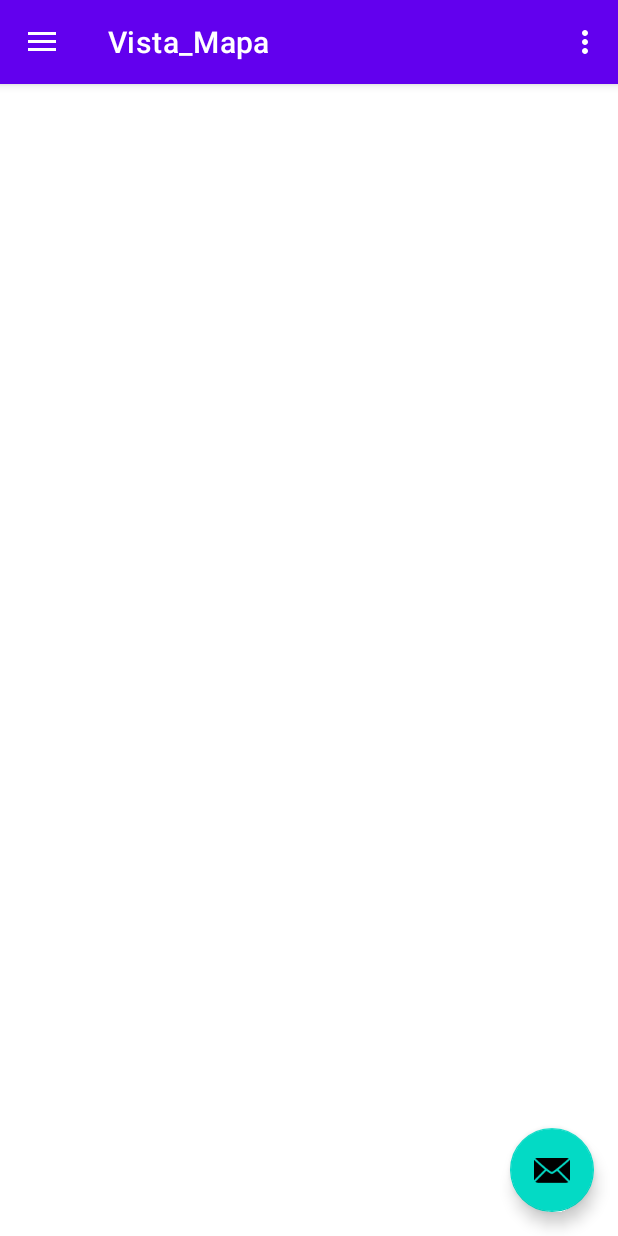
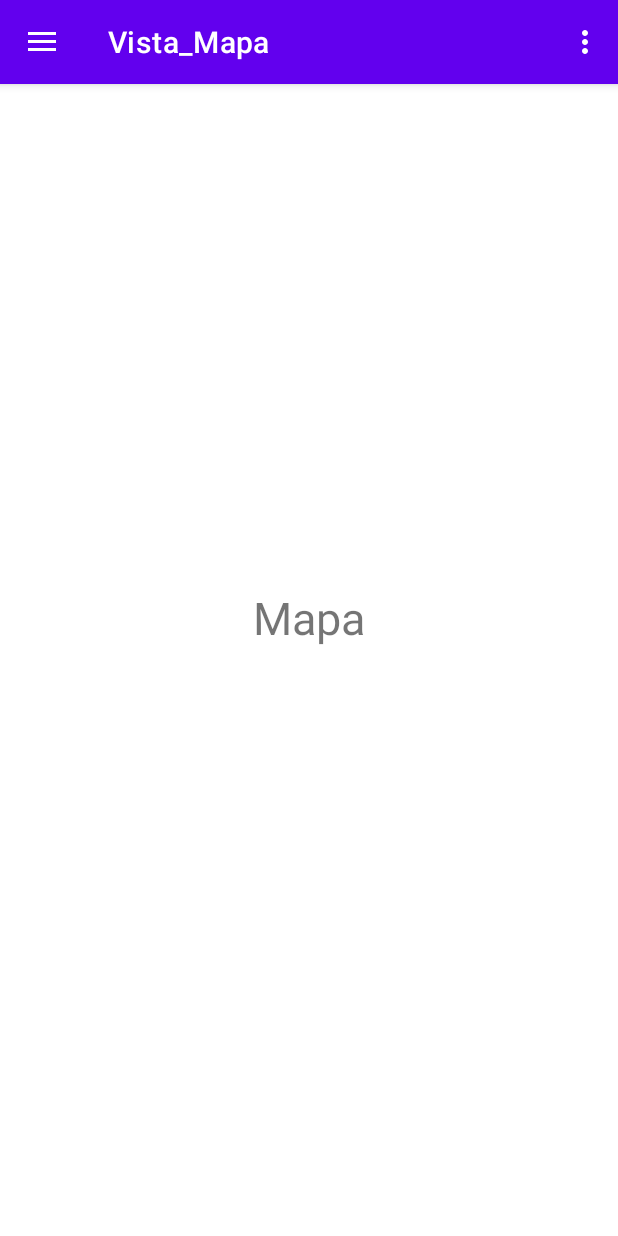
Before and after one commit to ClaudiaTC02/3A_Proyecto_Android, an Android app: the Vista_Mapa screen opened directly, with no data from a screen before it, on a phone screen of 412 x 824 dp. Run offline under Robolectric (Android 15) with nearby library versions, the phone set to English and light mode, and no system bars; Roboto replaces fonts that are not available here.

Commit message:
El menú entre activities ya funciona correctamente al 100%. Es posible cambiar de actividades sin problema independientemente del contenido.

```diff
--- a/app/src/main/java/ctorcru/upv/techcommit_3a/Pantallas/Mi_Perfil.java
+++ b/app/src/main/java/ctorcru/upv/techcommit_3a/Pantallas/Mi_Perfil.java
@@ -44,9 +44,9 @@ public class Mi_Perfil extends AppCompatActivity implements NavigationView.OnNav
         Toolbar toolbar = (Toolbar) findViewById(R.id.toolbar);
         setSupportActionBar(toolbar);
 
-        FloatingActionButton fab = (FloatingActionButton) findViewById(R.id.fab);
-        fab.setOnClickListener(view -> Snackbar.make(view, "Replace with your own action", Snackbar.LENGTH_LONG)
-                .setAction("Action", null).show());
+//        FloatingActionButton fab = (FloatingActionButton) findViewById(R.id.fab);
+//        fab.setOnClickListener(view -> Snackbar.make(view, "Replace with your own action", Snackbar.LENGTH_LONG)
+//                .setAction("Action", null).show());
 
         DrawerLayout drawer = (DrawerLayout) findViewById(R.id.drawer_layout);
         ActionBarDrawerToggle toggle = new ActionBarDrawerToggle(this, drawer, toolbar, R.string.navigation_drawer_open, R.string.navigation_drawer_close);
--- a/app/src/main/java/ctorcru/upv/techcommit_3a/Pantallas/Mis_Dispositivos.java
+++ b/app/src/main/java/ctorcru/upv/techcommit_3a/Pantallas/Mis_Dispositivos.java
@@ -44,9 +44,9 @@ public class Mis_Dispositivos extends AppCompatActivity implements NavigationVie
         Toolbar toolbar = (Toolbar) findViewById(R.id.toolbar);
         setSupportActionBar(toolbar);
 
-        FloatingActionButton fab = (FloatingActionButton) findViewById(R.id.fab);
-        fab.setOnClickListener(view -> Snackbar.make(view, "Replace with your own action", Snackbar.LENGTH_LONG)
-                .setAction("Action", null).show());
+//        FloatingActionButton fab = (FloatingActionButton) findViewById(R.id.fab);
+//        fab.setOnClickListener(view -> Snackbar.make(view, "Replace with your own action", Snackbar.LENGTH_LONG)
+//                .setAction("Action", null).show());
 
         drawer = (DrawerLayout) findViewById(R.id.drawer_layout);
         ActionBarDrawerToggle toggle = new ActionBarDrawerToggle(this, drawer, toolbar, R.string.navigation_drawer_open, R.string.navigation_drawer_close);
--- a/app/src/main/java/ctorcru/upv/techcommit_3a/Pantallas/Vista_Mapa.java
+++ b/app/src/main/java/ctorcru/upv/techcommit_3a/Pantallas/Vista_Mapa.java
@@ -25,13 +25,13 @@ public class Vista_Mapa extends AppCompatActivity implements NavigationView.OnNa
     @Override
     protected void onCreate(Bundle savedInstanceState){
         super.onCreate(savedInstanceState);
-        setContentView(R.layout.activity_mis_dispositivos);
+        setContentView(R.layout.activity_vista_mapa);
         Toolbar toolbar = (Toolbar) findViewById(R.id.toolbar);
         setSupportActionBar(toolbar);
 
-        FloatingActionButton fab = (FloatingActionButton) findViewById(R.id.fab);
-        fab.setOnClickListener(view -> Snackbar.make(view, "Replace with your own action", Snackbar.LENGTH_LONG)
-                .setAction("Action", null).show());
+//        FloatingActionButton fab = (FloatingActionButton) findViewById(R.id.fab);
+//        fab.setOnClickListener(view -> Snackbar.make(view, "Replace with your own action", Snackbar.LENGTH_LONG)
+//                .setAction("Action", null).show());
 
         DrawerLayout drawer = (DrawerLayout) findViewById(R.id.drawer_layout);
         ActionBarDrawerToggle toggle = new ActionBarDrawerToggle(this, drawer, toolbar, R.string.navigation_drawer_open, R.string.navigation_drawer_close);
--- a/app/src/main/res/layout/activity_mis_dispositivos.xml
+++ b/app/src/main/res/layout/activity_mis_dispositivos.xml
@@ -6,14 +6,19 @@
     android:layout_width="match_parent"
     android:layout_height="match_parent"
     android:fitsSystemWindows="true"
-    android:visibility="visible"
     tools:openDrawer="start">
 
     <include
         layout="@layout/app_bar_mis_dispositivos"
         android:layout_width="match_parent"
         android:layout_height="match_parent"
-        android:visibility="visible" />
+         />
+
+    <include
+        layout="@layout/content_mis_dispositivos"
+        android:layout_width="match_parent"
+        android:layout_height="match_parent"
+        />
 
     <com.google.android.material.navigation.NavigationView
         android:id="@+id/nav_view"
@@ -21,36 +26,8 @@
         android:layout_height="match_parent"
         android:layout_gravity="start"
         android:fitsSystemWindows="true"
-        android:visibility="visible"
         app:headerLayout="@layout/nav_header_mis_dispositivos"
         app:menu="@menu/activity_mis_dispositivos_drawer" />
 
-    <androidx.constraintlayout.widget.ConstraintLayout
-        android:layout_width="wrap_content"
-        android:layout_height="wrap_content"
-        android:visibility="gone">
-
-        <TextView
-            android:id="@+id/mailuser"
-            android:layout_width="wrap_content"
-            android:layout_height="wrap_content"
-            android:layout_marginTop="124dp"
-            android:text="Has iniciado sesión"
-            app:layout_constraintEnd_toEndOf="parent"
-            app:layout_constraintStart_toStartOf="parent"
-            app:layout_constraintTop_toTopOf="parent"
-            tools:ignore="MissingConstraints" />
-
-        <TextView
-            android:id="@+id/txtuserDisp"
-            android:layout_width="wrap_content"
-            android:layout_height="wrap_content"
-            android:layout_marginTop="37dp"
-            android:text="Hola! Bienvenido"
-            app:layout_constraintEnd_toEndOf="@+id/mailuser"
-            app:layout_constraintStart_toStartOf="@+id/mailuser"
-            app:layout_constraintTop_toBottomOf="@+id/mailuser"
-            tools:ignore="MissingConstraints" />
-    </androidx.constraintlayout.widget.ConstraintLayout>
 
 </androidx.drawerlayout.widget.DrawerLayout>
--- a/app/src/main/res/layout/activity_vista_mapa.xml
+++ b/app/src/main/res/layout/activity_vista_mapa.xml
@@ -11,7 +11,14 @@
     <include
         layout="@layout/app_bar_mis_dispositivos"
         android:layout_width="match_parent"
-        android:layout_height="match_parent" />
+        android:layout_height="match_parent"
+        />
+
+    <include
+        layout="@layout/content_vista_mapa"
+        android:layout_width="match_parent"
+        android:layout_height="match_parent"
+        />
 
     <com.google.android.material.navigation.NavigationView
         android:id="@+id/nav_view"
@@ -21,4 +28,5 @@
         android:fitsSystemWindows="true"
         app:headerLayout="@layout/nav_header_mis_dispositivos"
         app:menu="@menu/activity_mis_dispositivos_drawer" />
+
 </androidx.drawerlayout.widget.DrawerLayout>
--- a/app/src/main/res/layout/app_bar_mis_dispositivos.xml
+++ b/app/src/main/res/layout/app_bar_mis_dispositivos.xml
@@ -19,14 +19,14 @@
             app:popupTheme="@style/Theme.TechCommit_3A.PopupOverlay" />
     </com.google.android.material.appbar.AppBarLayout>
 
-    <com.google.android.material.floatingactionbutton.FloatingActionButton
-        android:id="@+id/fab"
-        android:layout_width="wrap_content"
-        android:layout_height="wrap_content"
-        android:layout_gravity="bottom|end"
-        android:layout_marginEnd="@dimen/fab_margin"
-        android:layout_marginBottom="16dp"
-        app:srcCompat="@android:drawable/ic_dialog_email"
-        tools:ignore="SpeakableTextPresentCheck" />
+<!--    <com.google.android.material.floatingactionbutton.FloatingActionButton-->
+<!--        android:id="@+id/fab"-->
+<!--        android:layout_width="wrap_content"-->
+<!--        android:layout_height="wrap_content"-->
+<!--        android:layout_gravity="bottom|end"-->
+<!--        android:layout_marginEnd="@dimen/fab_margin"-->
+<!--        android:layout_marginBottom="16dp"-->
+<!--        app:srcCompat="@android:drawable/ic_dialog_email"-->
+<!--        tools:ignore="SpeakableTextPresentCheck" />-->
 
 </androidx.coordinatorlayout.widget.CoordinatorLayout>
--- a/app/src/main/res/layout/content_vista_mapa.xml
+++ b/app/src/main/res/layout/content_vista_mapa.xml
@@ -6,13 +6,13 @@
     android:layout_height="match_parent"
     app:layout_behavior="@string/appbar_scrolling_view_behavior"
     tools:context=".Pantallas.Vista_Mapa"
-    tools:showIn="@layout/app_bar_mis_dispositivos">
+    tools:showIn="@layout/activity_vista_mapa">
 
     <TextView
         android:id="@+id/textViewMapa"
         android:layout_width="wrap_content"
         android:layout_height="wrap_content"
-        android:text="@string/menu_mapa"
+        android:text="Mapa"
         android:textSize="30sp"
         android:layout_centerHorizontal="true"
         android:layout_centerVertical="true"/>
--- a/app/src/main/res/menu/activity_mis_dispositivos_drawer.xml
+++ b/app/src/main/res/menu/activity_mis_dispositivos_drawer.xml
@@ -9,18 +9,18 @@
     <item
         android:id="@+id/nav_Mis_Dispositivos"
         android:icon="@drawable/ic_menu_camera"
-        android:title="@string/menu_mis_dispositivos" />
+        android:title="Mis Dispositivos" />
 
     <item
         android:id="@+id/nav_Mi_Perfil"
         android:icon="@drawable/ic_menu_gallery"
-        android:title="@string/menu_mi_perfil" />
+        android:title="Mi Perfil" />
 
 
     <item
         android:id="@+id/nav_Mapa"
         android:icon="@drawable/ic_menu_slideshow"
-        android:title="@string/menu_mapa" />
+        android:title="Mapa" />
 
 
 </menu>
--- a/app/src/main/res/values/strings.xml
+++ b/app/src/main/res/values/strings.xml
@@ -13,11 +13,4 @@
     <string name="title_activity_mi_perfil">Mi_Perfil</string>
     <string name="title_activity_vista_mapa">Vista_Mapa</string>
 
-    <string name="menu_home">Home</string>
-    <string name="menu_gallery">Gallery</string>
-    <string name="menu_slideshow">Slideshow</string>
-
-    <string name="menu_mis_dispositivos">Mis Dispositivos</string>
-    <string name="menu_mi_perfil">Mi Perfil</string>
-    <string name="menu_mapa">Mapa</string>
 </resources>
```
Also changed, not shown: app/src/main/res/layout/activity_mi_perfil.xml (+7 -46 lines), app/src/main/res/layout/content_mi_perfil.xml (+43 -11 lines), app/src/main/res/layout/content_mis_dispositivos.xml (+27 -12 lines).
